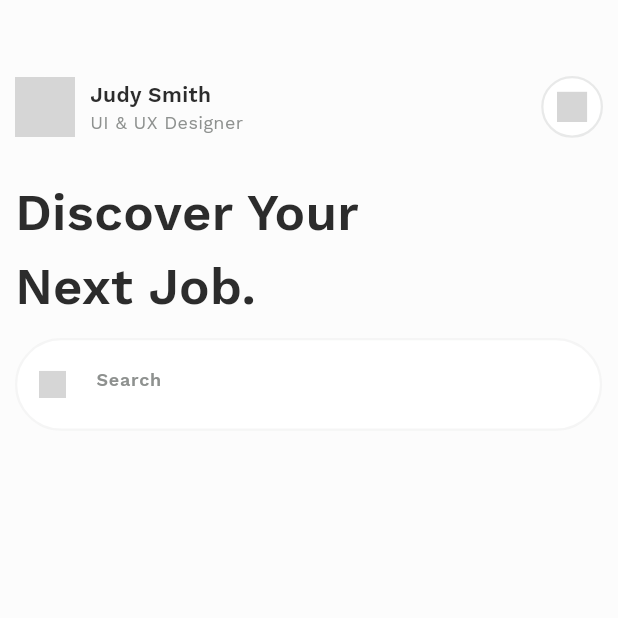
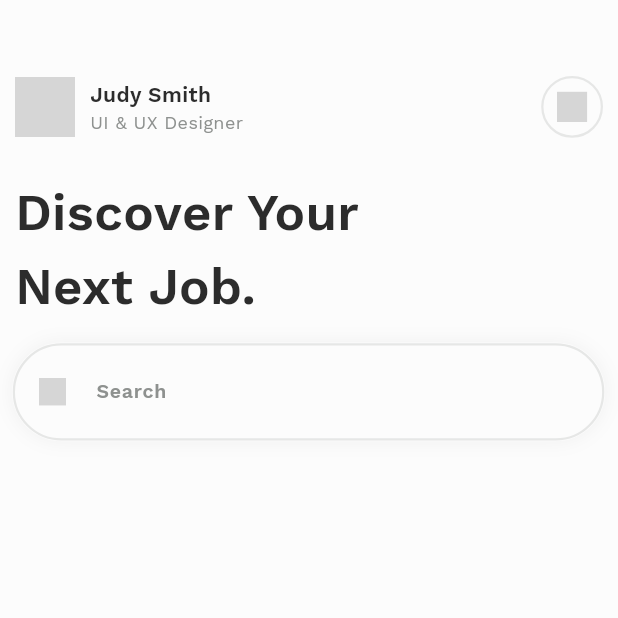
Before and after one commit to mohamed8270/code_pay, a Flutter app: the screen it shows after launch, on a phone screen of 412 x 824 dp, the top half of it. Run offline on Flutter 3.47's test engine with Material 3 defaults, Android fonts, the phone set to English and light mode, and no system bars; our stand-ins replace bloc, flutter_bloc, flutter_dotenv, flutter_svg, gap, get and 2 more; network calls fail; grey boxes are pictures that could not be loaded.

Commit message:
user input section updated

```diff
--- a/lib/common/widgets/custom_app_bar.dart
+++ b/lib/common/widgets/custom_app_bar.dart
@@ -26,7 +26,7 @@ class CustomAppBar extends StatelessWidget {
             children: [
               CircleAvatar(
                 radius: 20,
-                backgroundColor: cWhite,
+                backgroundColor: cGrey2,
                 backgroundImage: NetworkImage(url),
               ),
               StaticData.gap2,
@@ -42,7 +42,7 @@ class CustomAppBar extends StatelessWidget {
           ),
           RoundContainer(
             icon: StaticData.notify,
-            color: cWhite,
+            color: cGrey2,
             icncolor: cBlack,
             border: Border.all(width: 1.5, color: cGrey.withOpacity(0.2)),
           ),
--- a/lib/common/widgets/reusable/user_input_section.dart
+++ b/lib/common/widgets/reusable/user_input_section.dart
@@ -1,6 +1,5 @@
 import 'package:code_pay/common/styles/color.dart';
 import 'package:code_pay/common/styles/fonts.dart';
-import 'package:code_pay/common/styles/static.dart';
 import 'package:flutter/material.dart';
 import 'package:flutter_svg/flutter_svg.dart';
 
@@ -29,30 +28,42 @@ class UserInputSection extends StatelessWidget {
     return Container(
       height: screenSize.height * height_,
       width: screenSize.width * width_,
-      decoration:
-          BoxDecoration(color: cWhite, borderRadius: BorderRadius.circular(40)),
+      decoration: BoxDecoration(
+        color: Colors.transparent,
+        borderRadius: BorderRadius.circular(40),
+        border: Border.all(
+          color: cGrey.withOpacity(0.2),
+          width: 1.5,
+          strokeAlign: BorderSide.strokeAlignOutside,
+        ),
+        boxShadow: [
+          BoxShadow(
+            color: cBlack.withOpacity(0.06),
+            blurRadius: 10,
+            blurStyle: BlurStyle.outer,
+            spreadRadius: 2,
+          )
+        ],
+      ),
+      alignment: Alignment.center,
       child: TextField(
         cursorHeight: 16,
         cursorColor: cGrey.withOpacity(0.2),
-        style: text.textStyle(12.0, Weight.w6, cGrey, 0.0),
+        style: text.textStyle(13.0, Weight.w6, cGrey, 0.0),
         keyboardType: type,
         controller: controller,
         decoration: InputDecoration(
-          contentPadding: EdgeInsets.symmetric(vertical: StaticData.p5),
+          isDense: true,
+          isCollapsed: true,
+          contentPadding: const EdgeInsets.only(top: 17),
           prefixIcon: Padding(
             padding: const EdgeInsets.all(16),
             child: SvgPicture.network(icn, height: 18, width: 18),
           ),
           hintText: txt,
-          hintStyle: text.textStyle(12.0, Weight.w6, cGrey, 0.0),
-          enabledBorder: OutlineInputBorder(
-            borderSide: BorderSide(width: 1.5, color: cGrey.withOpacity(0.09)),
-            borderRadius: BorderRadius.circular(40),
-          ),
-          focusedBorder: OutlineInputBorder(
-            borderSide: BorderSide(width: 1.5, color: cGrey.withOpacity(0.2)),
-            borderRadius: BorderRadius.circular(40),
-          ),
+          hintStyle: text.textStyle(13.0, Weight.w6, cGrey, 0.0),
+          enabledBorder: InputBorder.none,
+          focusedBorder: InputBorder.none,
         ),
       ),
     );
--- a/lib/routes/pages/home_page.dart
+++ b/lib/routes/pages/home_page.dart
@@ -22,7 +22,7 @@ class HomePage extends StatelessWidget {
           children: [
             const CustomAppBar(),
             text.textWidget(StaticData.heroText, 34.0, Weight.w6, cBlack),
-            StaticData.gap2,
+            StaticData.gap3,
             UserInputSection(
               txt: 'Search',
               icn: 'https://www.svgrepo.com/show/498380/search-normal-1.svg',
```
